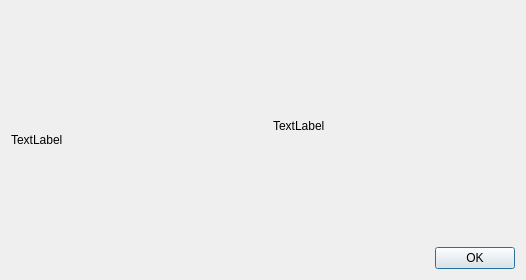
First picture: the form in moex-gui/src/dialog/aboutdialog.ui, repository everettjf/MachOExplorer, before the edit.
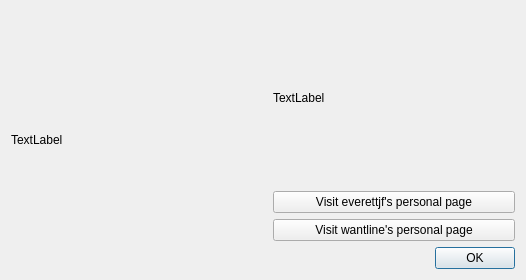
Second picture: the form after the edit.

The edit to the form file:
```diff
--- a/moex-gui/src/dialog/aboutdialog.ui
+++ b/moex-gui/src/dialog/aboutdialog.ui
@@ -68,6 +68,32 @@
        </property>
       </spacer>
      </item>
+     <item>
+      <widget class="QPushButton" name="pushButton_everettjf">
+       <property name="text">
+        <string>Visit everettjf's personal page</string>
+       </property>
+       <property name="autoDefault">
+        <bool>false</bool>
+       </property>
+       <property name="flat">
+        <bool>false</bool>
+       </property>
+      </widget>
+     </item>
+     <item>
+      <widget class="QPushButton" name="pushButton_wantline">
+       <property name="text">
+        <string>Visit wantline's personal page</string>
+       </property>
+       <property name="autoDefault">
+        <bool>false</bool>
+       </property>
+       <property name="flat">
+        <bool>false</bool>
+       </property>
+      </widget>
+     </item>
      <item>
       <layout class="QHBoxLayout" name="horizontalLayout">
        <item>
```
Left out of the diff: 5 changed lines with no effect on the pictures.
